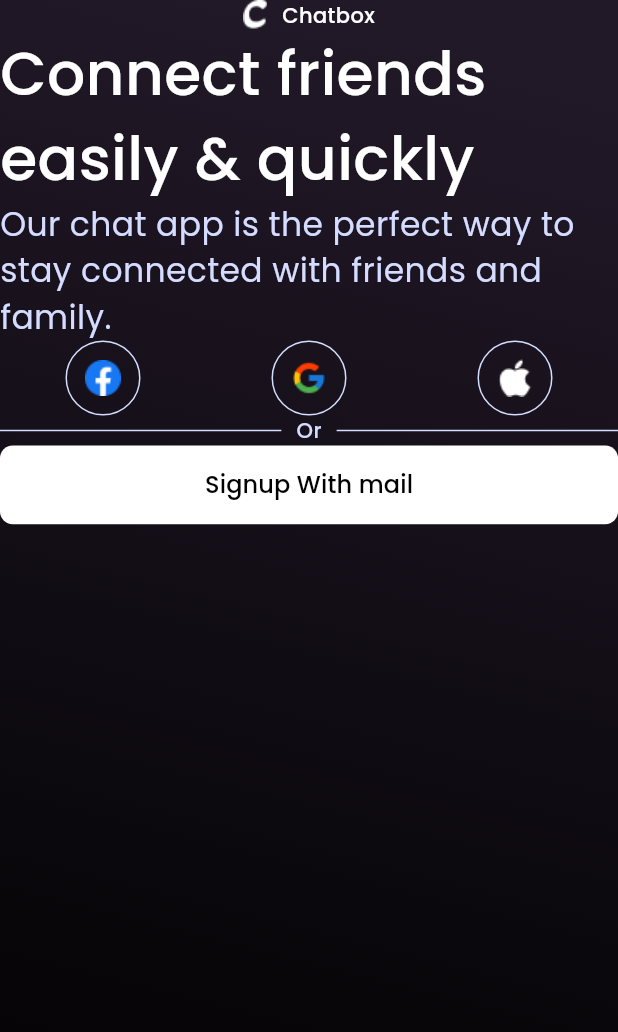
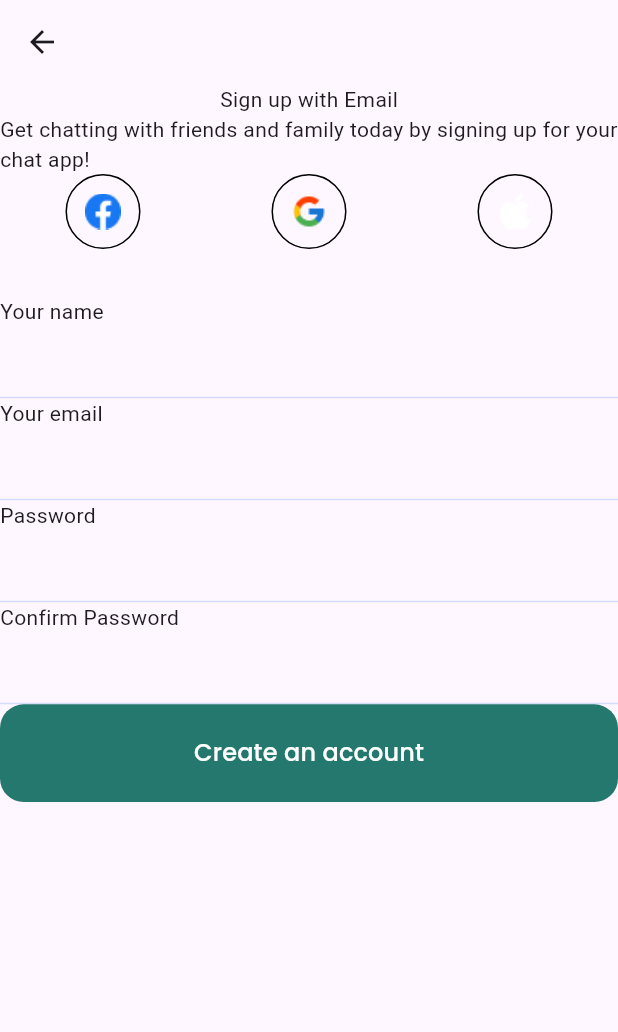
Before and after one commit to sunil-170/chat_application, a Flutter app: the screen it shows after launch, after a tap on "Signup With mail", on a phone screen of 412 x 824 dp. Shown: the top 1032 px of the screen. Run offline on Flutter 3.47's test engine with Material 3 defaults, Android fonts, the phone set to English and light mode, and no system bars; our stand-ins replace flutter_screenutil, gap, google_fonts, loading_animation_widget.

Commit message:
added login and register screen0

```diff
--- a/lib/SplashView.dart
+++ b/lib/SplashView.dart
@@ -18,7 +18,7 @@ class _SplashViewState extends State<SplashView> {
   @override
   void initState() {
     Future.delayed(
-        Duration.zero, () => MyRoutes.pushto(context, const Onboardingview()));
+        Duration.zero, () => MyRoutes.pushto(context, Onboardingview()));
     super.initState();
   }
 
--- /dev/null
+++ b/lib/View/Auth/signup.dart
@@ -0,0 +1,58 @@
+import 'package:chat_application/View/Onboarding/login_method_tile.dart';
+import 'package:chat_application/data/app_data.dart';
+import 'package:chat_application/resourses/Buttons/GeneralTextBtn.dart';
+import 'package:chat_application/resourses/components/MainTextfilled.dart';
+import 'package:chat_application/resourses/components/utils/App_colors.dart';
+import 'package:flutter/material.dart';
+import 'package:flutter_screenutil/flutter_screenutil.dart';
+import 'package:gap/gap.dart';
+
+class SignUpView extends StatelessWidget {
+  const SignUpView({super.key});
+
+  @override
+  Widget build(BuildContext context) {
+    return Scaffold(
+      appBar: AppBar(),
+      body: SafeArea(
+          child: Column(
+        children: [
+          const Text("Sign up with Email"),
+          const Text(
+              "Get chatting with friends and family today by signing up for your chat app!"),
+          GridView.builder(
+            shrinkWrap: true,
+            itemCount: Localdata.loginbtn.length,
+            gridDelegate: const SliverGridDelegateWithFixedCrossAxisCount(
+                mainAxisExtent: 50, crossAxisCount: 3),
+            itemBuilder: (context, index) {
+              return LoginTile(
+                  // imagecolor: Colors.black,
+                  Bordercolor: Colors.black,
+                  image: Localdata.loginbtn[index]);
+            },
+          ),
+          Gap(30.h),
+          const Align(alignment: Alignment.topLeft, child: Text("Your name")),
+          MainTextfilled(hide: false),
+          const Align(alignment: Alignment.topLeft, child: Text("Your email")),
+          MainTextfilled(hide: false),
+          const Align(alignment: Alignment.topLeft, child: Text("Password")),
+          MainTextfilled(hide: true),
+          const Align(
+              alignment: Alignment.topLeft, child: Text("Confirm Password")),
+          MainTextfilled(hide: true),
+          Row(
+            children: [
+              GeneralTextButton(
+                  btnColor: AppColors().Primary,
+                  isExpanded: true,
+                  onTap: () {},
+                  title: "Create an account"),
+            ],
+          ),
+        ],
+      )),
+    );
+  }
+}
--- a/lib/View/Onboarding/login_method_tile.dart
+++ b/lib/View/Onboarding/login_method_tile.dart
@@ -1,9 +1,13 @@
-import 'package:chat_application/resourses/components/utils/App_colors.dart';
 import 'package:flutter/material.dart';
 
 class LoginTile extends StatelessWidget {
-  LoginTile({super.key, required this.image});
+  LoginTile({
+    super.key,
+    required this.image,
+    required this.Bordercolor,
+  });
   String image;
+  Color Bordercolor;
 
   @override
   Widget build(BuildContext context) {
@@ -12,8 +16,10 @@ class LoginTile extends StatelessWidget {
         decoration: BoxDecoration(
             shape: BoxShape.circle,
             // borderRadius: BorderRadius.circular(8),
-            border: Border.all(color: AppColors().dark_grey, width: 1)),
-        child: Image.asset(image),
+            border: Border.all(color: Bordercolor, width: 1)),
+        child: Image.asset(
+          image,
+        ),
       ),
     );
   }
--- a/lib/View/Onboarding/onboarding.view.dart
+++ b/lib/View/Onboarding/onboarding.view.dart
@@ -1,14 +1,21 @@
+import 'package:chat_application/View/Auth/signin.dart';
+import 'package:chat_application/View/Auth/signup.dart';
 import 'package:chat_application/View/Onboarding/login_method_tile.dart';
 import 'package:chat_application/data/app_data.dart';
 import 'package:chat_application/resourses/Buttons/GeneralTextBtn.dart';
+import 'package:chat_application/resourses/Routes/route_methods.dart';
+import 'package:chat_application/resourses/components/maintextspan.dart';
 import 'package:chat_application/resourses/components/utils/App_colors.dart';
 import 'package:chat_application/resourses/components/utils/app_images.dart';
 import 'package:chat_application/resourses/components/utils/textstyle.dart';
 import 'package:flutter/material.dart';
+import 'package:flutter_screenutil/flutter_screenutil.dart';
 import 'package:gap/gap.dart';
 
 class Onboardingview extends StatelessWidget {
-  const Onboardingview({super.key});
+  Onboardingview({super.key});
+  final font = GetTextThemes();
+  final color = AppColors();
 
   @override
   Widget build(BuildContext context) {
@@ -20,6 +27,8 @@ class Onboardingview extends StatelessWidget {
                 begin: Alignment.topCenter,
                 end: Alignment.bottomLeft,
                 colors: [const Color(0xff221928), AppColors().blackColor])),
+        child: Padding(
+          padding: const EdgeInsets.all(16.0),
           child: Column(
             children: [
               Row(
@@ -35,27 +44,33 @@ class Onboardingview extends StatelessWidget {
                   )
                 ],
               ),
+              const Gap(10),
               Text(
                 "Connect friends easily & quickly",
                 style: GetTextThemes()
                     .fs40_medium
                     .copyWith(color: AppColors().white),
               ),
+              const Gap(10),
               Text(
                 "Our chat app is the perfect way to stay connected with friends and family.",
                 style: GetTextThemes()
                     .fs22_regular
                     .copyWith(color: AppColors().dark_grey),
               ),
+              Gap(80.h),
               GridView.builder(
                 shrinkWrap: true,
                 itemCount: Localdata.loginbtn.length,
                 gridDelegate: const SliverGridDelegateWithFixedCrossAxisCount(
                     mainAxisExtent: 50, crossAxisCount: 3),
                 itemBuilder: (context, index) {
-                return LoginTile(image: Localdata.loginbtn[index]);
+                  return LoginTile(
+                      Bordercolor: Colors.white,
+                      image: Localdata.loginbtn[index]);
                 },
               ),
+              Gap(30.h),
               Row(
                 children: [
                   Expanded(
@@ -78,17 +93,29 @@ class Onboardingview extends StatelessWidget {
                   )
                 ],
               ),
-            // const Spacer(),
+              Gap(80.h),
               Row(
                 children: [
                   GeneralTextButton(
                       isDarkTheme: false,
                       isExpanded: true,
-                    onTap: () {},
+                      onTap: () {
+                        MyRoutes.pushto(context, const SignUpView());
+                      },
                       title: "Signup With mail")
                 ],
-            )
+              ),
+              Gap(10.h),
+              TextSpanMain(
+                  onTap: () {
+                    MyRoutes.pushto(context, SigninView());
+                  },
+                  text: "Existing account?",
+                  textvalue: "Log in",
+                  style: font.fs12_medium.copyWith(color: color.white),
+                  valuestyle: font.fs12_bold.copyWith(color: color.white))
             ],
+          ),
         ),
       )),
     );
--- a/lib/resourses/Buttons/GeneralTextBtn.dart
+++ b/lib/resourses/Buttons/GeneralTextBtn.dart
@@ -26,10 +26,10 @@ class GeneralTextButton extends StatelessWidget {
     final TextBtn = SizedBox(
       child: TextButton(
           style: TextButton.styleFrom(
-              padding: EdgeInsets.symmetric(vertical: 14.h, horizontal: 10.w),
+              padding: EdgeInsets.symmetric(vertical: 20.h, horizontal: 12.w),
               backgroundColor: btnColor,
               shape: RoundedRectangleBorder(
-                  borderRadius: BorderRadius.circular(8.r),
+                  borderRadius: BorderRadius.circular(15.r),
                   side: showBorder
                       ? BorderSide(width: 1, color: AppColors().henna)
                       : BorderSide.none)),
--- /dev/null
+++ b/lib/resourses/components/MainTextfilled.dart
@@ -0,0 +1,59 @@
+import 'package:chat_application/resourses/components/utils/App_colors.dart';
+import 'package:chat_application/resourses/components/utils/textstyle.dart';
+import 'package:flutter/material.dart';
+
+class MainTextfilled extends StatelessWidget {
+  String? hintext;
+  IconData? icon, icon2;
+  bool hide, readonly;
+  Function(String?)? validator;
+  TextEditingController? controller;
+  TextInputType? keyboardType;
+  int? maxLength;
+  MainTextfilled(
+      {super.key,
+      this.maxLength,
+      this.icon,
+      this.icon2,
+      this.hintext,
+      required this.hide,
+      this.controller,
+      this.validator,
+      this.keyboardType,
+      this.readonly = false});
+  final font = GetTextThemes();
+
+  @override
+  Widget build(BuildContext context) {
+    return TextFormField(
+      style: font.fs14_regular,
+      maxLength: maxLength,
+      keyboardType: keyboardType,
+      readOnly: readonly,
+      obscureText: hide,
+      decoration: InputDecoration(
+          counterText: "",
+          focusedBorder: UnderlineInputBorder(
+              borderSide: BorderSide(color: AppColors().dark_grey)),
+          enabledBorder: UnderlineInputBorder(
+              borderSide: BorderSide(color: AppColors().dark_grey)),
+          prefixIcon: icon == null
+              ? null
+              : Icon(
+                  icon,
+                  color: AppColors().dark_grey,
+                ),
+          suffixIcon: Icon(
+            icon2,
+            color: AppColors().dark_grey,
+          ),
+          border: OutlineInputBorder(
+            borderRadius: BorderRadius.circular(10),
+          ),
+          hintText: hintext,
+          hintStyle: font.fs14_regular.copyWith(color: AppColors().dark_grey)),
+      controller: controller,
+      validator: validator == null ? null : (value) => validator!(value),
+    );
+  }
+}
--- /dev/null
+++ b/lib/resourses/components/maintextspan.dart
@@ -0,0 +1,29 @@
+import 'package:flutter/gestures.dart';
+import 'package:flutter/material.dart';
+
+class TextSpanMain extends StatelessWidget {
+  String text, textvalue;
+  TextStyle style, valuestyle;
+  Function onTap;
+  TextSpanMain(
+      {super.key,
+      required this.text,
+      required this.textvalue,
+      required this.style,
+      required this.valuestyle,
+      required this.onTap});
+
+  @override
+  Widget build(BuildContext context) {
+    return Text.rich(TextSpan(children: [
+      TextSpan(text: text, style: style),
+      TextSpan(
+          text: textvalue,
+          style: valuestyle,
+          recognizer: TapGestureRecognizer()
+            ..onTap = () {
+              onTap();
+            })
+    ]));
+  }
+}
--- a/lib/resourses/components/utils/App_colors.dart
+++ b/lib/resourses/components/utils/App_colors.dart
@@ -3,7 +3,7 @@ import 'package:flutter/material.dart';
 class AppColors {
   Color white = const Color(0xffFFFFFF);
   Color blackColor = const Color(0xff000000);
-  Color Primary = const Color(0xff54B435);
+  Color Primary = const Color(0xff24786D);
   Color dark_grey = const Color(0xffD4DCFF);
   Color light_green = const Color(0xffD2EFCB);
   Color brown = const Color(0xffFFE6C9);
```
Also changed, not shown: lib/View/Auth/signin.dart (added, +99 -0 lines), lib/data/app_data.dart (line endings or trailing spaces). Lines whose indentation alone changed are shown as unchanged.
